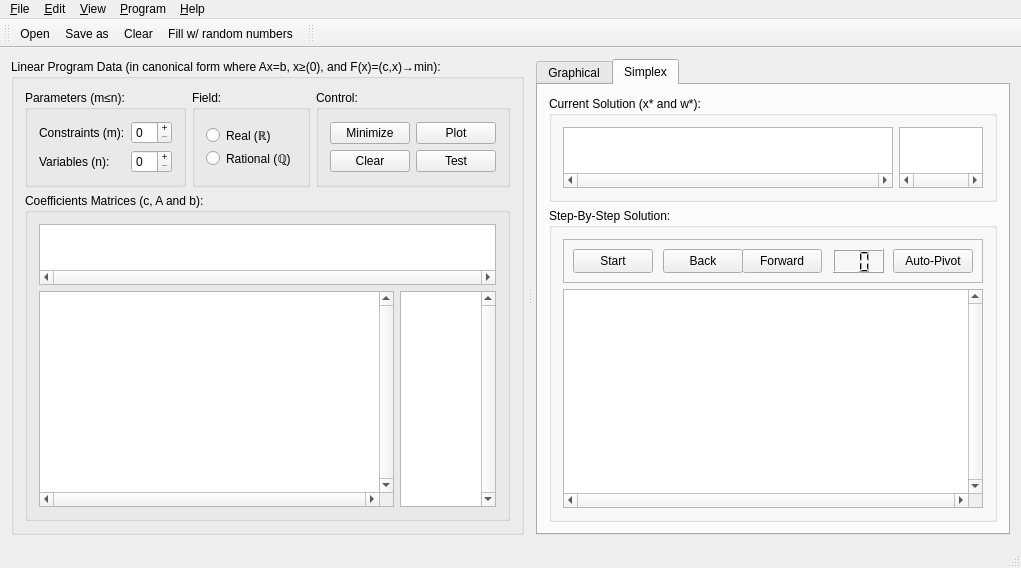
Qt form forms/mainwindow.ui (0x414c/linear-optimization-demo) before a commit.
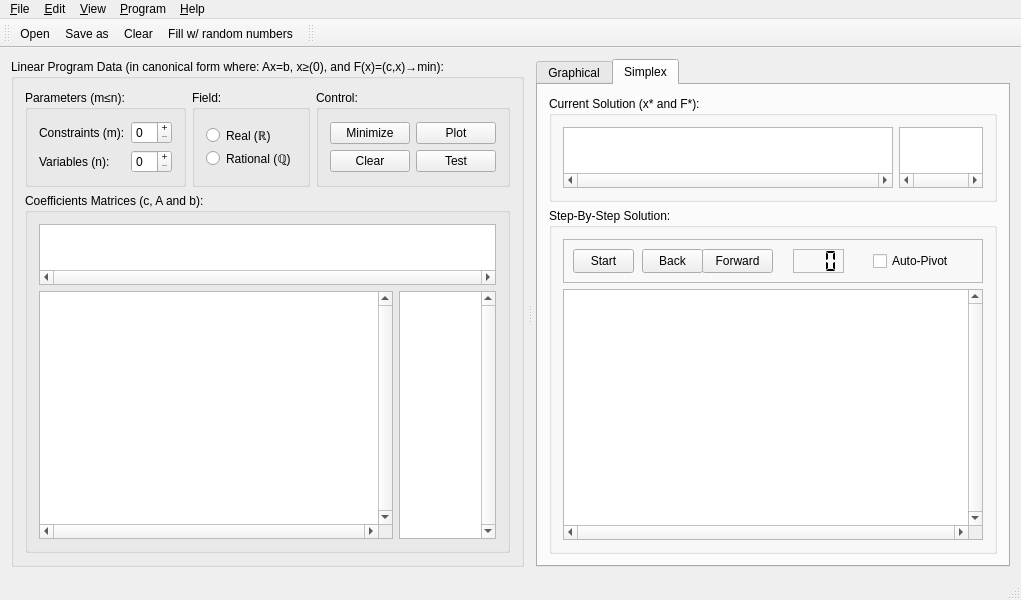
The same form after that commit. The open tabs and pages were chosen to show the change. Icons and pictures are not drawn. Custom widgets are drawn as their Qt base class.

Diff of the .ui file:
```diff
--- a/forms/mainwindow.ui
+++ b/forms/mainwindow.ui
@@ -6,8 +6,8 @@
    <rect>
     <x>0</x>
     <y>0</y>
-    <width>994</width>
-    <height>568</height>
+    <width>1000</width>
+    <height>600</height>
    </rect>
   </property>
   <property name="windowIcon">
@@ -33,7 +33,7 @@
         </sizepolicy>
        </property>
        <property name="title">
-        <string>Linear Program Data (in canonical form where Ax=b, x≥(0), and F(x)=(c,x)→min):</string>
+        <string>Linear Program Data (in canonical form where: Ax=b, x≥(0), and F(x)=(c,x)→min):</string>
        </property>
        <layout class="QGridLayout" name="gridLayout_11">
         <item row="0" column="0">
@@ -116,7 +116,7 @@
                    </property>
                    <property name="maximumSize">
                     <size>
-                     <width>96</width>
+                     <width>97</width>
                      <height>16777215</height>
                     </size>
                    </property>
@@ -511,7 +511,7 @@
               </size>
              </property>
              <property name="title">
-              <string>Current Solution (x* and w*):</string>
+              <string>Current Solution (x* and F*):</string>
              </property>
              <layout class="QGridLayout" name="gridLayout_19">
               <item row="0" column="0">
@@ -650,15 +650,12 @@
                   <property name="frameShape">
                    <enum>QFrame::StyledPanel</enum>
                   </property>
-                  <property name="frameShadow">
-                   <enum>QFrame::Raised</enum>
-                  </property>
-                  <widget class="QPushButton" name="resetSimplexPushButton">
+                  <widget class="QPushButton" name="startSimplexPushButton">
                    <property name="geometry">
                     <rect>
                      <x>10</x>
                      <y>10</y>
-                     <width>80</width>
+                     <width>61</width>
                      <height>24</height>
                     </rect>
                    </property>
@@ -686,9 +683,9 @@
                   <widget class="QPushButton" name="backSimplexPushButton">
                    <property name="geometry">
                     <rect>
-                     <x>100</x>
+                     <x>79</x>
                      <y>10</y>
-                     <width>80</width>
+                     <width>61</width>
                      <height>24</height>
                     </rect>
                    </property>
@@ -716,9 +713,9 @@
                   <widget class="QPushButton" name="forwardSimplexPushButton">
                    <property name="geometry">
                     <rect>
-                     <x>179</x>
+                     <x>139</x>
                      <y>10</y>
-                     <width>80</width>
+                     <width>71</width>
                      <height>24</height>
                     </rect>
                    </property>
@@ -746,25 +743,31 @@
                   <widget class="QLCDNumber" name="simplexIterCountLcdNumber">
                    <property name="geometry">
                     <rect>
-                     <x>270</x>
+                     <x>230</x>
                      <y>10</y>
                      <width>51</width>
                      <height>24</height>
                     </rect>
                    </property>
+                   <property name="frameShape">
+                    <enum>QFrame::StyledPanel</enum>
+                   </property>
+                   <property name="smallDecimalPoint">
+                    <bool>true</bool>
+                   </property>
                    <property name="digitCount">
-                    <number>2</number>
+                    <number>3</number>
                    </property>
-                   <property name="intValue" stdset="0">
-                    <number>0</number>
+                   <property name="segmentStyle">
+                    <enum>QLCDNumber::Flat</enum>
                    </property>
                   </widget>
-                  <widget class="QPushButton" name="autoPivotSimplexPushPutton">
+                  <widget class="QCheckBox" name="autoPivotSimplexCheckBox">
                    <property name="geometry">
                     <rect>
-                     <x>330</x>
+                     <x>310</x>
                      <y>10</y>
-                     <width>80</width>
+                     <width>101</width>
                      <height>24</height>
                     </rect>
                    </property>
```
Left out of the diff: 24 changed lines with no effect on the pictures.
